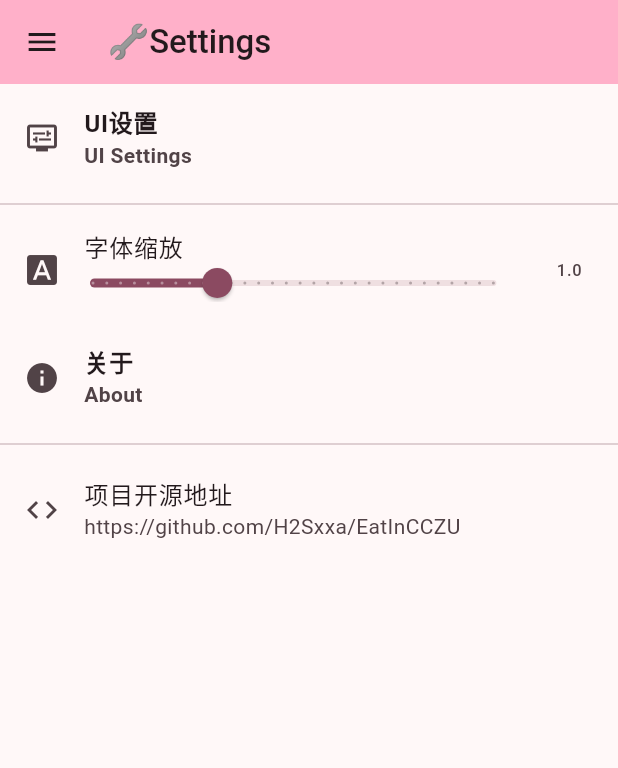
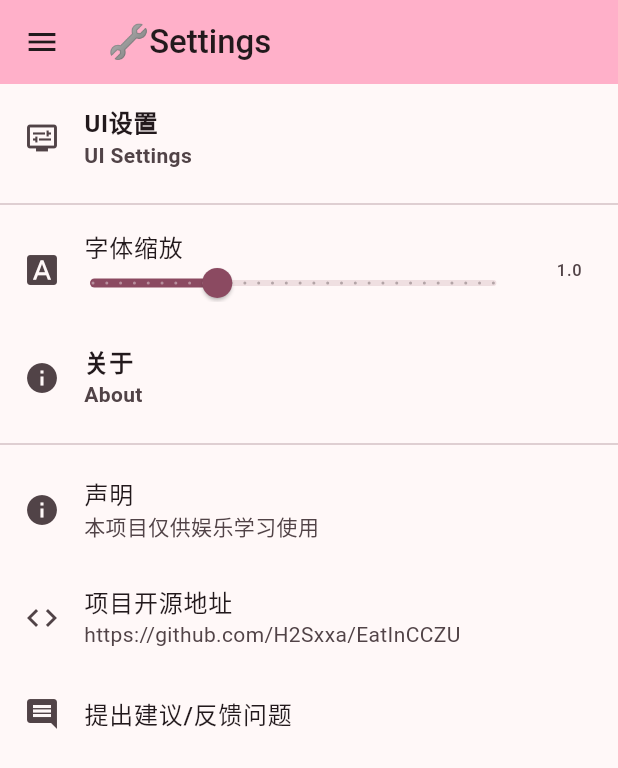
Before and after one commit to CCZU-OSSA/EatInCCZU, a Flutter app: the screen it shows after launch, in the side drawer, after a tap on "设置", on a phone screen of 412 x 824 dp. Shown: the top 768 px of the screen. Run offline on Flutter 3.47's test engine with Material 2 defaults, Android fonts, the light colour scheme and no system bars; drawn by our look-alikes of dynamic_color; our stand-ins replace flutter_markdown, logger.

Commit message:
🚸 Windows Font Optmize

```diff
--- a/lib/main.dart
+++ b/lib/main.dart
@@ -1,3 +1,6 @@
+import 'dart:io';
+import 'dart:ui';
+
 import 'package:dynamic_color/dynamic_color.dart';
 import 'package:eat_in_cczu/application/bus.dart';
 import 'package:eat_in_cczu/application/config.dart';
@@ -12,6 +15,13 @@ import 'package:provider/provider.dart';
 void main() async {
   Logger.level = Level.all;
   WidgetsFlutterBinding.ensureInitialized();
+  if (Platform.isWindows) {
+    if (await File("winfont").exists()) {
+      await loadFontFromList(await File("winfont").readAsBytes(),
+          fontFamily: "winfont");
+    }
+  }
+
   runApp(Provider<ApplicationBus>.value(
     value: ApplicationBus(await createConfig(), await createLogger()),
     child: const MyApp(),
@@ -31,12 +41,12 @@ class MyApp extends StatelessWidget {
             colorScheme: lightColorScheme ??
                 ColorScheme.fromSeed(seedColor: Colors.pink.shade200),
             useMaterial3: true,
-        ),
+            fontFamily: Platform.isWindows ? "winfont" : ""),
         darkTheme: ThemeData(
             colorScheme: darkColorScheme ??
                 ColorScheme.fromSeed(seedColor: Colors.pink.shade700),
             useMaterial3: true,
-        ),
+            fontFamily: Platform.isWindows ? "winfont" : ""),
         themeMode: ThemeMode.system,
         home: const MyHomePage(),
       );
--- a/lib/pages/setting.dart
+++ b/lib/pages/setting.dart
@@ -19,7 +19,7 @@ class _SettingState extends State<Setting> {
           leading: Icon(Icons.display_settings),
           title: Text("UI设置", style: TextStyle(fontWeight: FontWeight.w700)),
           subtitle: Text("UI Settings",
-              style: TextStyle(fontWeight: FontWeight.w700)),
+              style: TextStyle(fontWeight: FontWeight.w600)),
         ),
         const Divider(),
         ListTile(
@@ -57,9 +57,15 @@ class _SettingState extends State<Setting> {
           leading: Icon(Icons.info),
           title: Text("关于", style: TextStyle(fontWeight: FontWeight.w700)),
           subtitle:
-              Text("About", style: TextStyle(fontWeight: FontWeight.w700)),
+              Text("About", style: TextStyle(fontWeight: FontWeight.w600)),
         ),
         const Divider(),
+        const ListTile(
+          leading: Icon(Icons.info),
+          title: Text("声明", style: TextStyle(fontWeight: FontWeight.w500)),
+          subtitle: Text("本项目仅供娱乐学习使用",
+              style: TextStyle(fontWeight: FontWeight.w400)),
+        ),
         ListTile(
             leading: const Icon(Icons.code),
             title: const Text("项目开源地址",
@@ -67,7 +73,39 @@ class _SettingState extends State<Setting> {
             subtitle: const Text("https://github.com/H2Sxxa/EatInCCZU",
                 style: TextStyle(fontWeight: FontWeight.w400)),
             onTap: () => launchUrlString("https://github.com/H2Sxxa/EatInCCZU",
-                mode: LaunchMode.externalApplication))
+                mode: LaunchMode.externalApplication)),
+        ListTile(
+          leading: const Icon(Icons.comment),
+          title: const Text("提出建议/反馈问题",
+              style: TextStyle(fontWeight: FontWeight.w500)),
+          onTap: () {
+            showDialog(
+                context: context,
+                builder: (context) => SimpleDialog(
+                      children: [
+                        ListTile(
+                          leading: Image.asset(
+                            "resource/images/github.png",
+                            width: 25,
+                          ),
+                          title: const Text("Github Issues",
+                              style: TextStyle(fontWeight: FontWeight.w500)),
+                          onTap: () => launchUrlString(
+                              "https://github.com/H2Sxxa/EatInCCZU/issues",
+                              mode: LaunchMode.externalApplication),
+                        ),
+                        ListTile(
+                          leading: const Icon(Icons.email),
+                          title: const Text("Email",
+                              style: TextStyle(fontWeight: FontWeight.w500)),
+                          onTap: () => launchUrlString(
+                              "mailto:h2sxxa0w0@gmail.com",
+                              mode: LaunchMode.externalApplication),
+                        )
+                      ],
+                    ));
+          },
+        )
       ],
     );
   }
--- a/pubspec.yaml
+++ b/pubspec.yaml
@@ -70,6 +70,7 @@ flutter:
   #   - images/a_dot_ham.jpeg
   assets:
     - resource/text/home.md
+    - resource/images/github.png
   # An image asset can refer to one or more resolution-specific "variants", see
   # https://flutter.dev/assets-and-images/#resolution-aware
 
```
Also changed, not shown: resource/images/github.png (added), 1 other file. Lines whose indentation alone changed are shown as unchanged.
